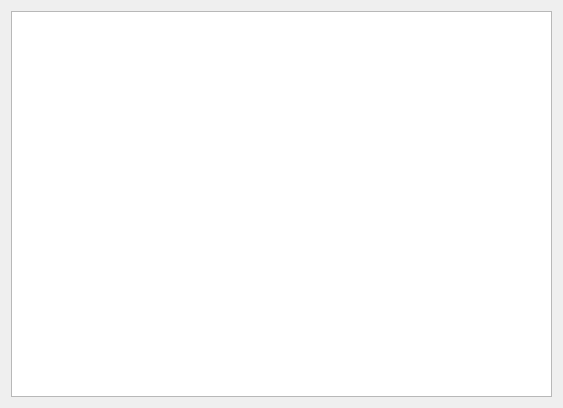
Old version of the form widgets/playerinfo/ui/playerconditionwidget.ui in the repository matzman666/PyPipboyApp.
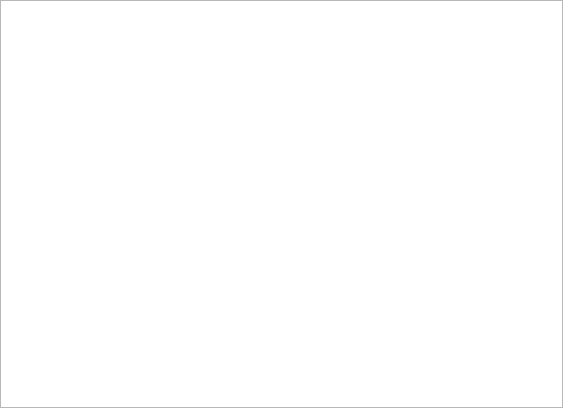
New version of the form.

```diff
--- a/widgets/playerinfo/ui/playerconditionwidget.ui
+++ b/widgets/playerinfo/ui/playerconditionwidget.ui
@@ -14,6 +14,21 @@
    <string>Form</string>
   </property>
   <layout class="QVBoxLayout" name="verticalLayout">
+   <property name="spacing">
+    <number>0</number>
+   </property>
+   <property name="leftMargin">
+    <number>0</number>
+   </property>
+   <property name="topMargin">
+    <number>0</number>
+   </property>
+   <property name="rightMargin">
+    <number>0</number>
+   </property>
+   <property name="bottomMargin">
+    <number>0</number>
+   </property>
    <item>
     <widget class="QGraphicsView" name="graphicsView"/>
    </item>
```
Left out of the diff: 1 changed line with no effect on the pictures.
